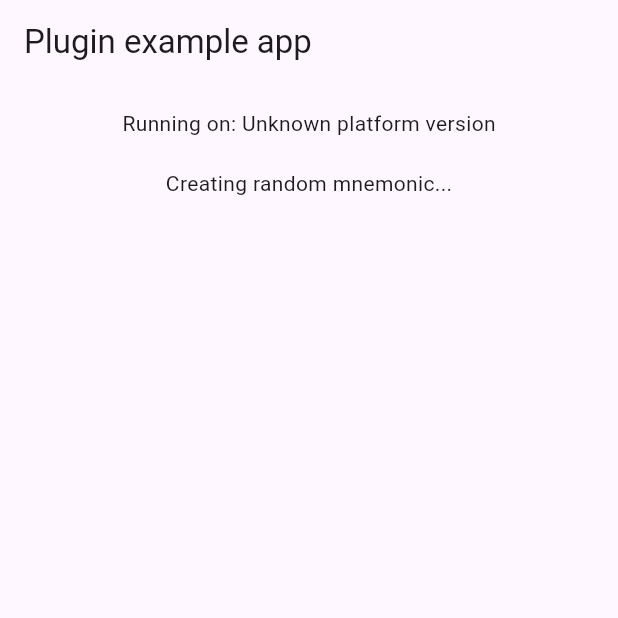
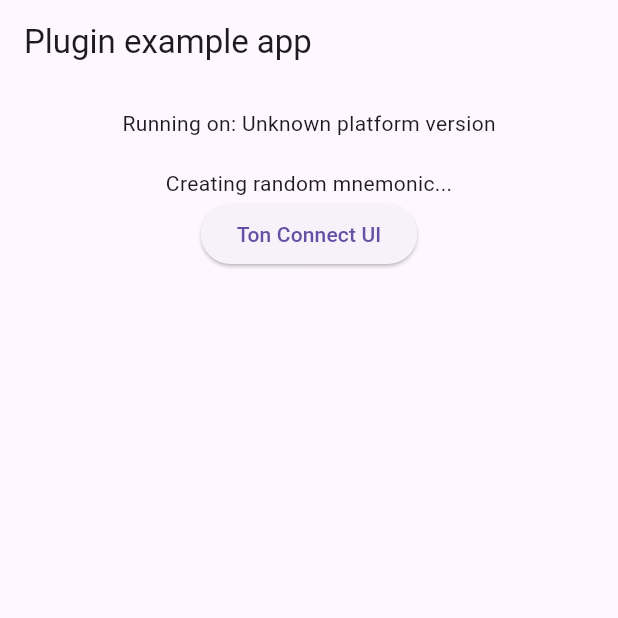
Before and after one commit to mhbdev/ton, a Flutter app: the screen it shows after launch, on a phone screen of 412 x 824 dp, the top half of it. Run offline on Flutter 3.47's test engine with Material 3 defaults, Android fonts, the light colour scheme and no system bars; our stand-ins replace convert, js, logger, plugin_platform_interface, qr_flutter, shared_preferences; missing offline and left inert: dart:html, dart:js, dart:js_interop, dart:js_util, pinenacl, universal_html; accounts and stored records are empty.

Commit message:
WIP - tonconnect button ui

```diff
--- a/example/lib/main.dart
+++ b/example/lib/main.dart
@@ -5,6 +5,9 @@
 
 import 'package:flutter/services.dart';
 import 'package:ton/ton.dart';
+import 'package:ton/tonconnect_ui/components/tonconnect_ui_provider.dart';
+
+import 'tonconnect/tonconnect_test_page.dart';
 
 void main() {
   runApp(const MyApp());
@@ -51,7 +54,16 @@
   @override
   Widget build(BuildContext context) {
     return MaterialApp(
-      home: Scaffold(
+      debugShowCheckedModeBanner: false,
+      builder: (context, child) {
+        return TonConnectUiProvider(
+          manifestUrl:
+              'https://raw.githubusercontent.com/XaBbl4/pytonconnect/main/pytonconnect-manifest.json',
+          child: child ?? const SizedBox.shrink(),
+        );
+      },
+      home: Builder(
+        builder: (context) => Scaffold(
           appBar: AppBar(
             title: const Text('Plugin example app'),
           ),
@@ -80,14 +92,23 @@
                                   ),
                                   Expanded(
                                     child: FutureBuilder(
-                                    future: _tonPlugin.isMnemonicValid(snapshot.data!, 'HELLOWORLD'),
+                                      future:
+                                      _tonPlugin.isMnemonicValid(snapshot.data!, 'HELLOWORLD'),
                                       builder: (context, snapshot) {
-                                      if(snapshot.hasError) {
-                                        return Text(snapshot.error.toString(), textAlign: TextAlign.end, maxLines: 1,);
+                                        if (snapshot.hasError) {
+                                          return Text(
+                                            snapshot.error.toString(),
+                                            textAlign: TextAlign.end,
+                                            maxLines: 1,
+                                          );
                                         }
 
-                                      if(snapshot.hasData && snapshot.data != null) {
-                                        return Text(snapshot.data! ? 'Valid' : 'Invalid', textAlign: TextAlign.end, maxLines: 1,);
+                                        if (snapshot.hasData && snapshot.data != null) {
+                                          return Text(
+                                            snapshot.data! ? 'Valid' : 'Invalid',
+                                            textAlign: TextAlign.end,
+                                            maxLines: 1,
+                                          );
                                         }
 
                                         return const CircularProgressIndicator();
@@ -127,7 +148,18 @@
 
                         return const Text('Creating random mnemonic...');
                       }),
+                  ElevatedButton(
+                    onPressed: () {
+                      Navigator.push(
+                          context,
+                          MaterialPageRoute(
+                            builder: (context) => const TonConnectTestPage(),
+                          ));
+                    },
+                    child: const Text('Ton Connect UI'),
+                  )
                 ],
+              ),
             ),
           ),
         ),
--- /dev/null
+++ b/lib/tonconnect_ui/components/tonconnect_state.dart
@@ -0,0 +1,44 @@
+import 'package:flutter/material.dart';
+import 'package:ton/tonconnect/models/wallet_app.dart';
+import 'package:ton/tonconnect/wallet_list_manager.dart';
+
+import '../../tonconnect/tonconnect.dart';
+
+class TonConnectState extends ChangeNotifier {
+  final BuildContext _context;
+  final String _manifestUrl;
+  late final TonConnect _connector;
+  dynamic _status;
+
+  TonConnectState({
+    required BuildContext context,
+    required String manifestUrl,
+  })  : _context = context,
+        _manifestUrl = manifestUrl {
+    _connector = TonConnect(manifestUrl);
+    _connector.onStatusChange((status) {
+      _status = status;
+      notifyListeners();
+    });
+  }
+
+  dynamic get status => _status;
+
+  bool get connected => _connector.connected;
+
+  Future<bool> restoreConnection() => _connector.restoreConnection();
+
+  Future<void> disconnect() => _connector.disconnect();
+
+  Future<List<WalletApp>> getWallets() async => await _connector.getWallets();
+
+  Future<String> connect({WalletApp? walletApp}) async {
+    try {
+      final wallets = await _connector.getWallets();
+      walletApp ??= (wallets.isNotEmpty ? wallets.first : fallbackWalletsList.first);
+    } catch(e) {
+      walletApp ??= fallbackWalletsList.first;
+    }
+    return await _connector.connect(walletApp);
+  }
+}
--- /dev/null
+++ b/lib/tonconnect_ui/components/tonconnect_ui_provider.dart
@@ -0,0 +1,56 @@
+import 'package:flutter/material.dart';
+import 'package:provider/provider.dart';
+import 'package:ton/tonconnect_ui/components/tonconnect_state.dart';
+
+class TonConnectUiProvider extends StatelessWidget {
+  final Widget child;
+  final bool? lazy;
+  final String manifestUrl;
+
+  const TonConnectUiProvider({
+    super.key,
+    required this.child,
+    this.lazy,
+    required this.manifestUrl,
+  });
+
+  @override
+  Widget build(BuildContext context) {
+    return ChangeNotifierProvider(
+      create: (context) => TonConnectState(
+        context: context,
+        manifestUrl: manifestUrl,
+      ),
+      lazy: lazy,
+      child: child,
+      builder: (context, child) => TonConnectWrapper(child: child!),
+    );
+  }
+}
+
+class TonConnectWrapper extends StatefulWidget {
+  final Widget child;
+
+  const TonConnectWrapper({super.key, required this.child});
+
+  @override
+  State<TonConnectWrapper> createState() => _TonConnectWrapperState();
+}
+
+class _TonConnectWrapperState extends State<TonConnectWrapper> {
+  @override
+  void initState() {
+    super.initState();
+
+    WidgetsBinding.instance.addPostFrameCallback((_) {
+      if (!Provider.of<TonConnectState>(context, listen: false).connected) {
+        Provider.of<TonConnectState>(context, listen: false).restoreConnection();
+      }
+    });
+  }
+
+  @override
+  Widget build(BuildContext context) {
+    return widget.child;
+  }
+}
--- a/pubspec.yaml
+++ b/pubspec.yaml
@@ -22,6 +22,8 @@
   http: ^1.1.2
   universal_html: ^2.2.4
   crypto: ^3.0.3
+  provider: ^6.1.1
+  qr_flutter: ^4.1.0
 
 dev_dependencies:
   flutter_test:
```
Also changed, not shown: example/lib/tonconnect/tonconnect_test_page.dart (added, +22 -0 lines), lib/tonconnect_ui/components/tonconnect_button.dart (added, +65 -0 lines), example/pubspec.lock. Lines whose indentation alone changed are shown as unchanged.
